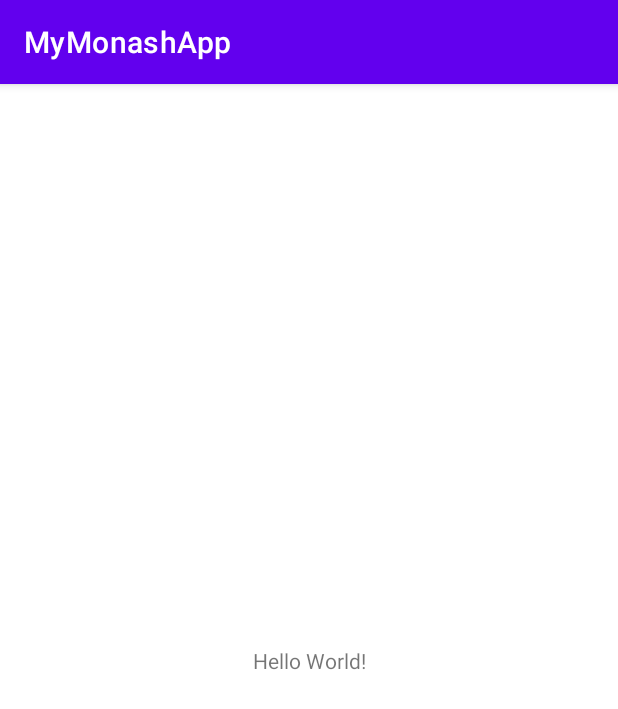
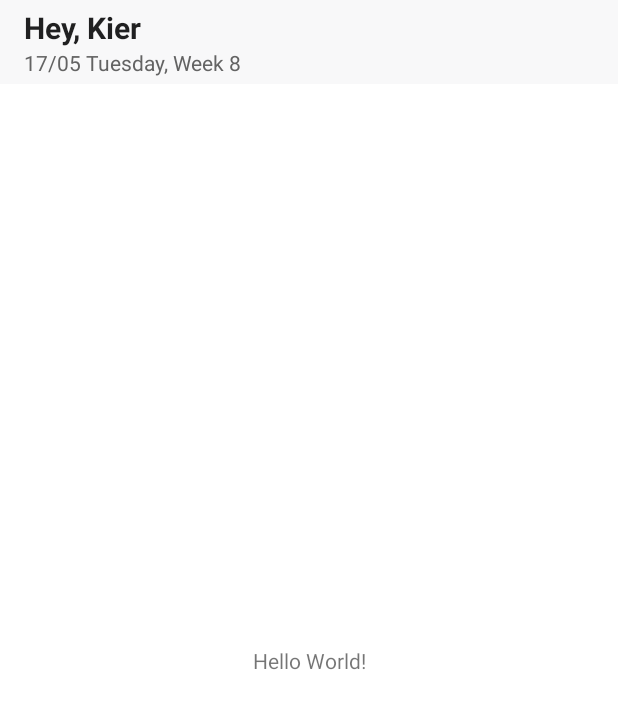
Before and after one commit to bhlaing/MyMonashApp, an Android app: the screen it shows after launch (MainActivity), on a phone screen of 412 x 824 dp. Shown: the top 709 px of the screen. Run offline under Robolectric (Android 15) with nearby library versions, the phone set to English and light mode, and no system bars; our stand-ins replace Dagger/Hilt's generated code, Timber; 1 statement that could not run was skipped.

Commit message:
- Theme structure - Action bar with custom view - Various layouts to verify the themes

```diff
--- a/app/build.gradle
+++ b/app/build.gradle
@@ -11,10 +11,11 @@ android {
 
     defaultConfig {
         applicationId "com.billy.mymonashapp"
-        minSdkVersion 16
+        minSdkVersion 18
         targetSdkVersion 30
         versionCode 1
         versionName "1.0"
+        multiDexEnabled true
 
         testInstrumentationRunner "androidx.test.runner.AndroidJUnitRunner"
     }
--- a/app/src/main/java/com/billy/mymonashapp/BaseActivity.kt
+++ b/app/src/main/java/com/billy/mymonashapp/BaseActivity.kt
@@ -1,5 +1,12 @@
 package com.billy.mymonashapp
 
+import android.view.Menu
 import androidx.appcompat.app.AppCompatActivity
 
-open class BaseActivity: AppCompatActivity()
+open class BaseActivity : AppCompatActivity() {
+
+    override fun onCreateOptionsMenu(menu: Menu?): Boolean {
+        menuInflater.inflate(R.menu.menu, menu)
+        return true
+    }
+}
--- a/app/src/main/java/com/billy/mymonashapp/MainActivity.kt
+++ b/app/src/main/java/com/billy/mymonashapp/MainActivity.kt
@@ -1,10 +1,22 @@
 package com.billy.mymonashapp
 
 import android.os.Bundle
+import android.widget.TextView
+import androidx.appcompat.app.ActionBar
 
 class MainActivity : BaseActivity() {
     override fun onCreate(savedInstanceState: Bundle?) {
         super.onCreate(savedInstanceState)
         setContentView(R.layout.activity_main)
+
+        supportActionBar?.apply {
+            elevation = 0.0f
+            displayOptions = ActionBar.DISPLAY_SHOW_CUSTOM
+            val customTitle = layoutInflater.inflate(R.layout.layout_user_info, null)
+            customTitle.findViewById<TextView>(R.id.student_name).text = getString(R.string.profile_name, getString(R.string.place_holder_name))
+            customTitle.findViewById<TextView>(R.id.date_week).text = getString(R.string.place_holder_date_week)
+
+            customView = customTitle
+        }
     }
 }
--- /dev/null
+++ b/app/src/main/res/drawable-v24/rounded_corner_background.xml
@@ -0,0 +1,6 @@
+<?xml version="1.0" encoding="utf-8"?>
+<shape xmlns:android="http://schemas.android.com/apk/res/android"
+    android:shape="rectangle">
+    <solid android:color="@color/orange" />
+    <corners android:bottomRightRadius="4dp" />
+</shape>
--- /dev/null
+++ b/app/src/main/res/layout/layout_user_info.xml
@@ -0,0 +1,22 @@
+<?xml version="1.0" encoding="utf-8"?>
+<LinearLayout xmlns:android="http://schemas.android.com/apk/res/android"
+    xmlns:tools="http://schemas.android.com/tools"
+    android:layout_width="wrap_content"
+    android:layout_height="wrap_content"
+    android:orientation="vertical">
+
+    <TextView
+        android:id="@+id/student_name"
+        style="@style/MonashApp.Text.PageTitle"
+        android:layout_width="wrap_content"
+        android:layout_height="wrap_content"
+        tools:text="Hey, Kier" />
+
+    <TextView
+        android:id="@+id/date_week"
+        style="@style/MonashApp.Text.Captions"
+        android:layout_width="wrap_content"
+        android:layout_height="wrap_content"
+        tools:text="17/05 Tuesday, Week 8" />
+
+</LinearLayout>
--- a/app/src/main/res/values/colors.xml
+++ b/app/src/main/res/values/colors.xml
@@ -7,4 +7,11 @@
     <color name="teal_700">#FF018786</color>
     <color name="black">#FF000000</color>
     <color name="white">#FFFFFFFF</color>
+
+    <color name="primary_gray">#F8F8F9</color>
+    <color name="primary_dark_gray">#636363</color>
+
+    <color name="seperator_blue">#2883B8</color>
+
+    <color name="orange">#ED7B67</color>
 </resources>
--- a/app/src/main/res/values/strings.xml
+++ b/app/src/main/res/values/strings.xml
@@ -1,3 +1,6 @@
 <resources>
     <string name="app_name">MyMonashApp</string>
+    <string name="profile_name">Hey, %1$s</string>
+    <string name="place_holder_name">Kier</string>
+    <string name="place_holder_date_week">17/05 Tuesday, Week 8</string>
 </resources>
--- a/app/src/main/res/values/themes.xml
+++ b/app/src/main/res/values/themes.xml
@@ -2,7 +2,7 @@
     <!-- Base application theme. -->
     <style name="Theme.MyMonashApp" parent="Theme.MaterialComponents.DayNight.DarkActionBar">
         <!-- Primary brand color. -->
-        <item name="colorPrimary">@color/purple_500</item>
+        <item name="colorPrimary">@color/primary_gray</item>
         <item name="colorPrimaryVariant">@color/purple_700</item>
         <item name="colorOnPrimary">@color/white</item>
         <!-- Secondary brand color. -->
@@ -13,4 +13,40 @@
         <item name="android:statusBarColor" tools:targetApi="l">?attr/colorPrimaryVariant</item>
         <!-- Customize your theme here. -->
     </style>
+
+    <!-- Region text styles -->
+    <style name="MonashApp.Text" parent="TextAppearance.AppCompat">
+        <!-- Do not use -->
+    </style>
+    <!-- Activity,Fragment titles -->
+    <style name="MonashApp.Text.PageTitle">
+        <item name="android:textSize">20sp</item>
+        <item name="android:textStyle">bold</item>
+    </style>
+
+    <!-- Paragraphs -->
+    <style name="MonashApp.Text.Paragraph">
+        <item name="android:textSize">14sp</item>
+        <item name="fontFamily">sans-serif-condensed-light</item>
+        <item name="android:padding">4dp</item>
+    </style>
+    <!-- List titles, Buttons, Tabs -->
+    <style name="MonashApp.Text.Title">
+        <item name="android:textSize">14sp</item>
+        <item name="fontFamily">sans-serif-condensed</item>
+    </style>
+    <!-- List item titles, Important text snippets -->
+    <style name="MonashApp.Text.ItemTitle">
+        <item name="android:textSize">16sp</item>
+    </style>
+    <!-- Secondary text, captions -->
+    <style name="MonashApp.Text.Captions">
+        <item name="android:textSize">14sp</item>
+        <item name="android:textColor">@color/primary_dark_gray</item>
+    </style>
+    <!-- Text inputs -->
+    <style name="MonashApp.Text.Input">
+        <item name="android:textSize">16sp</item>
+    </style>
+    <!-- End region -->
 </resources>
--- a/gradle.properties
+++ b/gradle.properties
@@ -17,3 +17,4 @@ org.gradle.jvmargs=-Xmx2048m -Dfile.encoding=UTF-8
 android.useAndroidX=true
 # Kotlin code style for this project: "official" or "obsolete":
 kotlin.code.style=official
+android.enableJetifier=true
```
Also changed, not shown: app/src/main/res/drawable-v24/menu/menu.xml (added, +15 -0 lines), app/src/main/res/drawable/ic_more_horizontal.xml (added, +10 -0 lines), app/src/main/res/drawable/ic_notification.xml (added, +10 -0 lines), app/src/main/res/layout/layout_lecture_group.xml (added, +7 -0 lines), app/src/main/res/layout/layout_lecture_group_header.xml (added, +29 -0 lines), app/src/main/res/layout/layout_lecture_info.xml (added, +71 -0 lines), app/src/main/res/drawable-v24/ic_profile.webp (added).
